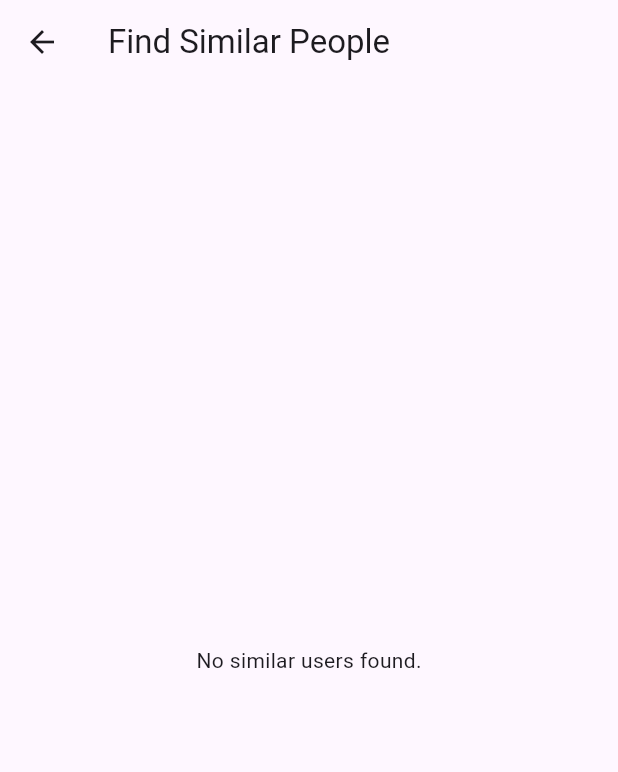
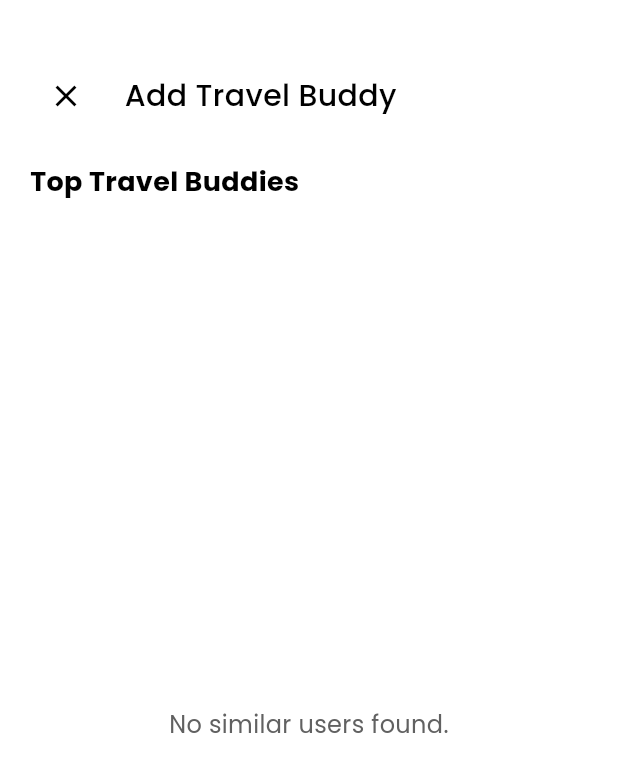
Before and after one commit to CMSC23-UV-4L-AY2024-2025-2ndSem/project-tuklas, a Flutter app: the AddBuddyPage screen opened directly, on a phone screen of 412 x 824 dp. Shown: the top 772 px of the screen. Run offline on Flutter 3.47's test engine with Material 3 defaults, Android fonts, the light colour scheme and no system bars; our stand-ins replace cloud_firestore, firebase_auth, firebase_core, firebase_storage, flutter_map, geolocator and 5 more; missing offline and left inert: flutter_photon, mobile_scanner; accounts and stored records are empty; generated files the repository leaves out were written again.

Commit message:
feat: update add buddy page UI

```diff
--- a/lib/screens/addbuddy_page.dart
+++ b/lib/screens/addbuddy_page.dart
@@ -1,7 +1,9 @@
+import 'dart:async';
 import 'dart:convert';
 import 'package:flutter/material.dart';
 import 'package:provider/provider.dart';
 import 'package:project_TUKLAS/providers/user_profile_provider.dart';
+import 'package:google_fonts/google_fonts.dart';
 
 class AddBuddyPage extends StatefulWidget {
   static const routeName = '/add-buddy';
@@ -16,124 +18,191 @@ class _AddBuddyPageState extends State<AddBuddyPage> {
   @override
   void initState() {
     super.initState();
-    // Load current profile and calculate similar users when page opens
-    WidgetsBinding.instance.addPostFrameCallback((_) {
-      final provider = context.read<UserProfileProvider>();
-      provider.loadCurrentUserProfile().then((_) {
-        provider.calculateAndSetSimilarUsers();
-      });
-    });
+    context.read<UserProfileProvider>().loadCurrentUserProfile();
   }
 
   ImageProvider _getImageProvider(String? imageBase64) {
     if (imageBase64 != null && imageBase64.isNotEmpty) {
       try {
-        return MemoryImage(base64Decode(imageBase64));
+        String sanitizedBase64 = imageBase64;
+        if (imageBase64.contains(',')) {
+          sanitizedBase64 = imageBase64.split(',').last;
+        }
+        return MemoryImage(base64Decode(sanitizedBase64));
       } catch (e) {
         print("Error decoding base64 image: $e");
-        // Fallback to a default asset image if decoding fails
-        return const AssetImage(
-          'assets/images/default_avatar.png',
-        ); // Ensure you have this asset
+        return const AssetImage('assets/images/default_avatar.png');
       }
     }
-    // Fallback for null or empty base64 string
-    return const AssetImage(
-      'assets/images/default_avatar.png',
-    ); // Ensure you have this asset
+    return const AssetImage('assets/images/default_avatar.png');
   }
 
   @override
   Widget build(BuildContext context) {
     return Scaffold(
-      appBar: AppBar(title: const Text('Find Similar People')),
-      body: StreamBuilder(
-        // Listen to user profile stream for real-time updates
-        stream: context.read<UserProfileProvider>().userProfileStream,
+      backgroundColor: Colors.white,
+      body: Column(
+        crossAxisAlignment: CrossAxisAlignment.start,
+        children: [
+          const SizedBox(height: 40),
+          Padding(
+            padding: const EdgeInsets.symmetric(horizontal: 20.0),
+            child: Row(
+              children: [
+                IconButton(
+                  icon: const Icon(Icons.close, color: Colors.black),
+                  onPressed: () {
+                    Navigator.of(context).pop();
+                  },
+                ),
+                const SizedBox(width: 15),
+                Expanded(
+                  child: Text(
+                    "Add Travel Buddy",
+                    style: GoogleFonts.poppins(
+                      fontWeight: FontWeight.w500,
+                      fontSize: 20,
+                      color: Colors.black,
+                    ),
+                  ),
+                ),
+              ],
+            ),
+          ),
+          const SizedBox(height: 20),
+          Padding(
+            padding: const EdgeInsets.fromLTRB(20.0, 0, 20.0, 8.0),
+            child: Text(
+              'Top Travel Buddies',
+              style: GoogleFonts.poppins(
+                fontWeight: FontWeight.bold,
+                fontSize: 18,
+                color: Colors.black,
+              ),
+            ),
+          ),
+          Expanded(
+            child: StreamBuilder<dynamic>(
+              stream: context.watch<UserProfileProvider>().userProfileStream,
               builder: (context, profileSnapshot) {
-          if (profileSnapshot.connectionState == ConnectionState.waiting) {
+                if (profileSnapshot.connectionState ==
+                        ConnectionState.waiting &&
+                    context.read<UserProfileProvider>().currentUserProfile ==
+                        null) {
                   return const Center(child: CircularProgressIndicator());
                 }
 
                 if (profileSnapshot.hasError) {
-            return Center(child: Text('Error: ${profileSnapshot.error}'));
+                  return Center(
+                    child: Text(
+                      'Error with profile stream: ${profileSnapshot.error}',
+                    ),
+                  );
                 }
-
-          // When profile changes, recalculate similar users
-          WidgetsBinding.instance.addPostFrameCallback((_) {
-            context.read<UserProfileProvider>().calculateAndSetSimilarUsers();
-          });
-
                 return Consumer<UserProfileProvider>(
                   builder: (context, provider, child) {
                     final similarUsers = provider.similarUsers;
                     final currentProfile = provider.currentUserProfile;
+                    if (provider.currentUserProfile == null &&
+                        !(profileSnapshot.connectionState ==
+                            ConnectionState.waiting)) {
+                      return const Center(child: Text('Loading profile...'));
+                    }
 
                     if (currentProfile == null) {
                       return const Center(
-                  child: Text('Could not load your profile. Please try again.'),
+                        child: Padding(
+                          padding: EdgeInsets.all(16.0),
+                          child: Text(
+                            'Could not load your profile. Please try again.',
+                          ),
+                        ),
                       );
                     }
-
-              if (similarUsers.isEmpty) {
-                return const Center(child: Text('No similar users found.'));
+                    if (similarUsers.isEmpty &&
+                        provider.currentUserProfile != null) {
+                      return Center(
+                        child: Padding(
+                          padding: const EdgeInsets.all(16.0),
+                          child: Text(
+                            'No similar users found.',
+                            textAlign: TextAlign.center,
+                            style: GoogleFonts.poppins(
+                              fontSize: 16,
+                              color: Colors.grey[700],
+                            ),
+                          ),
+                        ),
+                      );
+                    }
+                    if (similarUsers.isEmpty &&
+                        provider.currentUserProfile == null) {
+                      return const Center(child: CircularProgressIndicator());
                     }
 
                     return ListView.builder(
-                padding: const EdgeInsets.all(8.0),
+                      padding: const EdgeInsets.symmetric(vertical: 0),
                       itemCount: similarUsers.length,
                       itemBuilder: (ctx, index) {
                         final matchedUser = similarUsers[index];
                         final user = matchedUser.user;
 
-                  return Card(
-                    elevation: 3,
-                    margin: const EdgeInsets.symmetric(
-                      horizontal: 8,
-                      vertical: 6,
+                        return ListTile(
+                          contentPadding: const EdgeInsets.symmetric(
+                            horizontal: 20.0,
+                            vertical: 8.0,
                           ),
-                    child: ListTile(
                           leading: CircleAvatar(
-                        radius: 25,
-                        backgroundImage: _getImageProvider(user.imageBase64),
+                            radius: 28,
+                            backgroundImage: _getImageProvider(
+                              user.imageBase64,
+                            ),
+                            backgroundColor: Colors.grey[200],
                             child:
-                            user.imageBase64 == null ||
-                                    user.imageBase64!.isEmpty
-                                ? const Icon(Icons.person, size: 30)
+                                (user.imageBase64 == null ||
+                                        user.imageBase64!.isEmpty)
+                                    ? Icon(
+                                      Icons.person,
+                                      size: 30,
+                                      color: Colors.grey[400],
+                                    )
                                     : null,
                           ),
                           title: Text(
                             user.name.isNotEmpty ? user.name : user.username,
-                        style: const TextStyle(fontWeight: FontWeight.bold),
+                            style: GoogleFonts.poppins(
+                              fontWeight: FontWeight.w600,
+                              fontSize: 16,
+                              color: Colors.black,
+                            ),
                           ),
                           subtitle: Text(
-                        'Match Score: ${matchedUser.matchCount}\n'
-                        'Interests: ${user.interests?.take(3).join(", ") ?? "N/A"}${(user.interests?.length ?? 0) > 3 ? "..." : ""}\n'
-                        'Styles: ${user.styles?.take(3).join(", ") ?? "N/A"}${(user.styles?.length ?? 0) > 3 ? "..." : ""}',
-                        style: TextStyle(color: Colors.grey[700]),
+                            '@${user.username}',
+                            style: GoogleFonts.poppins(
+                              color: Colors.grey[700],
+                              fontSize: 14,
                             ),
-                      isThreeLine: true,
-                      trailing: ElevatedButton(
-                        style: ElevatedButton.styleFrom(
-                          backgroundColor:
-                              Theme.of(context).colorScheme.secondary,
-                          foregroundColor:
-                              Theme.of(context).colorScheme.onSecondary,
                           ),
+                          trailing: CircleAvatar(
+                            radius: 22,
+                            backgroundColor: const Color(0xFFCA4A0C),
+                            child: IconButton(
+                              icon: const Icon(
+                                Icons.person_add,
+                                color: Colors.white,
+                              ),
+                              iconSize: 22,
+                              padding: EdgeInsets.zero,
+                              constraints: const BoxConstraints(),
+                              tooltip: 'Add Buddy',
                               onPressed: () {
-                          print(
-                            'Viewing profile of ${user.username} (UID: ${user.uid})',
-                          );
-                          ScaffoldMessenger.of(context).showSnackBar(
-                            SnackBar(content: Text('Tapped on ${user.name}')),
-                          );
+                                print('Add buddy: ${user.username}');
                               },
-                        child: const Text('View'),
+                            ),
                           ),
                           onTap: () {
                             print('Tapped on ListTile for ${user.username}');
                           },
-                    ),
                         );
                       },
                     );
@@ -141,6 +210,9 @@ class _AddBuddyPageState extends State<AddBuddyPage> {
                 );
               },
             ),
+          ),
+        ],
+      ),
     );
   }
 }
```
Lines whose indentation alone changed are shown as unchanged.
